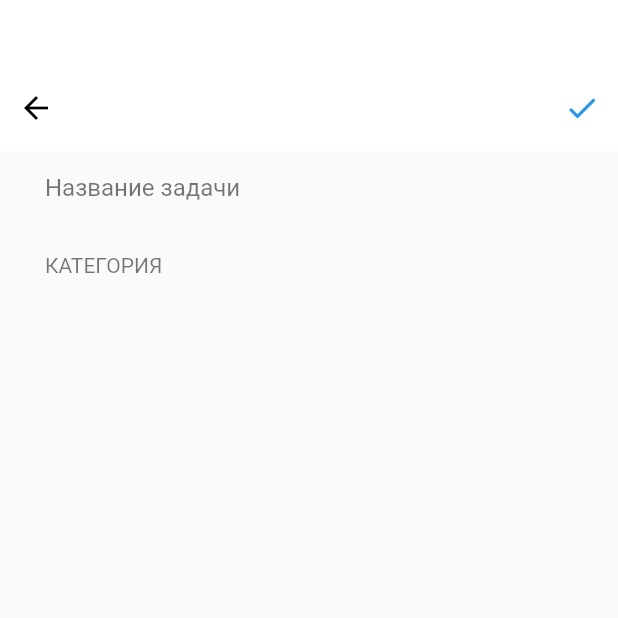
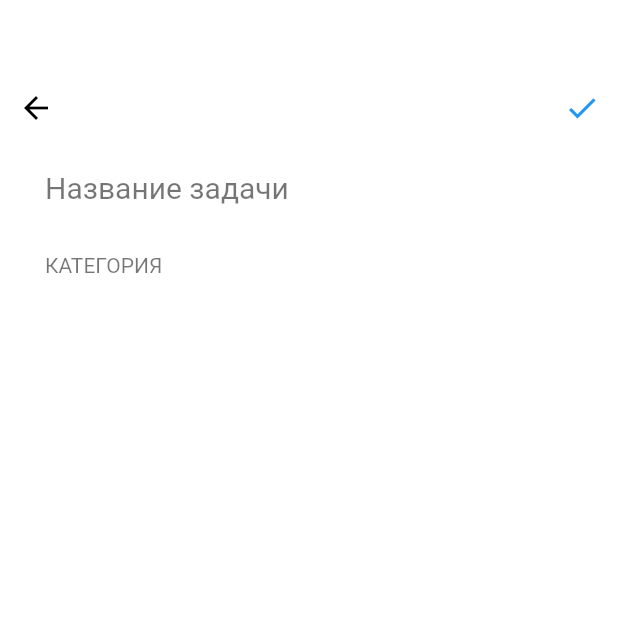
Before and after one commit to Auridel/flutter--my_tasks_app, a Flutter app: the AddTaskScreen screen opened by its route, on a phone screen of 412 x 824 dp, the top half of it. Run offline on Flutter 3.47's test engine with Material 2 defaults, Android fonts, the phone set to English and light mode, and no system bars; our stand-ins replace flutter_slidable; network calls fail.

Commit message:
scroll behavior, slidable task items

```diff
--- /dev/null
+++ b/lib/helpers/custom_scroll_behavior.dart
@@ -0,0 +1,8 @@
+import 'package:flutter/material.dart';
+
+class CustomScrollBehavior extends ScrollBehavior {
+  @override
+  Widget buildOverscrollIndicator(BuildContext context, Widget child, ScrollableDetails details) {
+    return child;
+  }
+}
--- a/lib/screens/add_task_screen.dart
+++ b/lib/screens/add_task_screen.dart
@@ -45,7 +45,9 @@ class _AddTaskScreenState extends State<AddTaskScreen> {
   Widget build(BuildContext context) {
     final theme = Theme.of(context);
     return Scaffold(
+      backgroundColor: theme.backgroundColor,
       body: CustomScrollView(
+        physics: ClampingScrollPhysics(),
         scrollDirection: Axis.vertical,
         slivers: [
           SliverAppBar(
@@ -90,6 +92,7 @@ class _AddTaskScreenState extends State<AddTaskScreen> {
                           hintText: 'Название задачи',
                           hintStyle: TextStyle(
                             color: theme.primaryTextTheme.headline4?.color,
+                            fontSize: theme.primaryTextTheme.headline5?.fontSize,
                           ),
                           disabledBorder: InputBorder.none,
                           border: InputBorder.none,
@@ -101,7 +104,7 @@ class _AddTaskScreenState extends State<AddTaskScreen> {
                         ),
                         validator: (value) {
                           if (value == null || value.isEmpty) {
-                            return 'Ввените название задачи';
+                            return 'Введите название задачи';
                           }
                           return null;
                         },
--- a/lib/screens/main_screen.dart
+++ b/lib/screens/main_screen.dart
@@ -62,6 +62,7 @@ class _MainScreenState extends State<MainScreen> {
             );
           } else {
             return CustomScrollView(
+                physics: ClampingScrollPhysics(),
                 clipBehavior: Clip.hardEdge,
                 scrollDirection: Axis.vertical,
                 shrinkWrap: true,
--- a/lib/theme/theme.dart
+++ b/lib/theme/theme.dart
@@ -21,6 +21,9 @@ final ThemeData theme = ThemeData(
     overline: TextStyle(
       decoration: TextDecoration.lineThrough,
       color: Colors.black26,
+    ),
+    headline5: TextStyle(
+      fontSize: 20,
     )
   ),
   pageTransitionsTheme: PageTransitionsTheme(builders: {
--- a/lib/widgets/categories.dart
+++ b/lib/widgets/categories.dart
@@ -5,7 +5,7 @@ import 'package:provider/provider.dart';
 
 class Categories extends StatefulWidget {
   final int? selectedId;
-  final Function setSelectedCategory;
+  final Function(int id) setSelectedCategory;
 
   Categories({required this.setSelectedCategory, this.selectedId});
 
--- a/lib/widgets/completed_tasks_list.dart
+++ b/lib/widgets/completed_tasks_list.dart
@@ -4,7 +4,7 @@ import 'package:my_tasks_app/widgets/task_item.dart';
 
 class CompletedTasksList extends StatefulWidget {
   final List<Todos> todos;
-  final Function showError;
+  final Function() showError;
 
   CompletedTasksList(this.todos, this.showError);
 
@@ -45,7 +45,7 @@ class _CompletedTasksListState extends State<CompletedTasksList> {
             child: ListView.builder(
               physics: const NeverScrollableScrollPhysics(),
               shrinkWrap: true,
-              itemBuilder: (ctx, i) => TaskItem(widget.todos[i], widget.showError),
+              itemBuilder: (ctx, i) => TaskItem(task: widget.todos[i], showError:  widget.showError),
               itemCount: widget.todos.length,
             ),
           )
--- a/lib/widgets/task_list.dart
+++ b/lib/widgets/task_list.dart
@@ -46,7 +46,7 @@ class _TaskListState extends State<TaskList> {
           ),
           ListView.builder(
             physics: const NeverScrollableScrollPhysics(),
-            itemBuilder: (ctx, i) => TaskItem(todos['uncompletedTodos']![i], _showNetworkError),
+            itemBuilder: (ctx, i) => TaskItem(task: todos['uncompletedTodos']![i], showError: _showNetworkError),
             itemCount: todos['uncompletedTodos']!.length,
             shrinkWrap: true,
           ),
--- a/pubspec.yaml
+++ b/pubspec.yaml
@@ -30,6 +30,7 @@ dependencies:
   cupertino_icons: ^1.0.2
   http: ^0.13.3
   provider: ^5.0.0
+  flutter_slidable: ^0.6.0
 
 dev_dependencies:
   flutter_test:
```
Also changed, not shown: lib/main.dart (+7 -0 lines), lib/widgets/task_item.dart (+47 -7 lines), pubspec.lock. Lines whose indentation alone changed are shown as unchanged.
